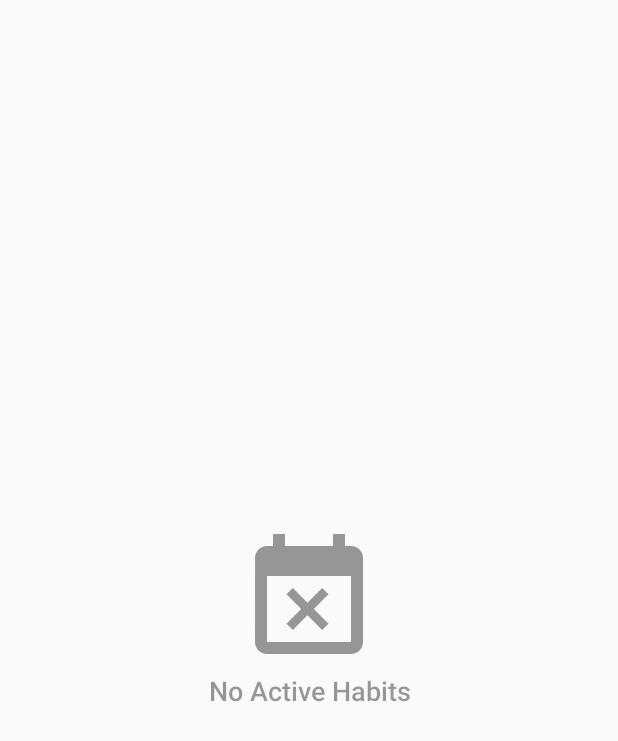
After one commit to bedii97/Routine, an Android app: the layout no_event_include.xml on its own in the app's theme, with its tools: preview values and no code run, on a phone screen of 412 x 824 dp. The commit adds this screen. Shown: the top 741 px of the screen. Run offline under Robolectric (Android 15) with nearby library versions, the phone set to English and light mode, and no system bars.

Commit message:
Splash screen added

```diff
--- a/app/src/main/java/com/example/routine/Adapter/ReminderAdapter.java
+++ b/app/src/main/java/com/example/routine/Adapter/ReminderAdapter.java
@@ -4,6 +4,7 @@ import android.content.Context;
 import android.view.LayoutInflater;
 import android.view.View;
 import android.view.ViewGroup;
+import android.widget.AdapterView;
 import android.widget.TextView;
 
 import androidx.annotation.NonNull;
--- /dev/null
+++ b/app/src/main/res/drawable/background_splash.xml
@@ -0,0 +1,12 @@
+<?xml version="1.0" encoding="utf-8"?>
+<layer-list xmlns:android="http://schemas.android.com/apk/res/android">
+
+    <item android:drawable="@color/colorSplash"/>
+
+    <item>
+        <bitmap
+            android:gravity="center"
+            android:src="@drawable/third"/>
+    </item>
+
+</layer-list>
--- /dev/null
+++ b/app/src/main/res/drawable/ic_no_event_icon_24dp.xml
@@ -0,0 +1,9 @@
+<vector android:height="24dp"
+    android:viewportHeight="24.0"
+    android:viewportWidth="24.0"
+    android:width="24dp"
+    xmlns:android="http://schemas.android.com/apk/res/android">
+
+    <path android:fillColor="?attr/thirdTextColor" android:pathData="M9.31,17l2.44,-2.44L14.19,17l1.06,-1.06 -2.44,-2.44 2.44,-2.44L14.19,10l-2.44,2.44L9.31,10l-1.06,1.06 2.44,2.44 -2.44,2.44L9.31,17zM19,3h-1L18,1h-2v2L8,3L8,1L6,1v2L5,3c-1.11,0 -1.99,0.9 -1.99,2L3,19c0,1.1 0.89,2 2,2h14c1.1,0 2,-0.9 2,-2L21,5c0,-1.1 -0.9,-2 -2,-2zM19,19L5,19L5,8h14v11z"/>
+
+</vector>
--- a/app/src/main/res/layout/activity_main.xml
+++ b/app/src/main/res/layout/activity_main.xml
@@ -12,7 +12,7 @@
     <com.google.android.material.appbar.AppBarLayout
         android:layout_width="match_parent"
         android:layout_height="wrap_content"
-        app:elevation="1dp">
+        app:elevation="2dp">
 
         <androidx.appcompat.widget.Toolbar
             android:id="@+id/toolbar"
--- /dev/null
+++ b/app/src/main/res/layout/no_event_include.xml
@@ -0,0 +1,42 @@
+<?xml version="1.0" encoding="utf-8"?>
+<androidx.constraintlayout.widget.ConstraintLayout
+    xmlns:android="http://schemas.android.com/apk/res/android"
+    xmlns:app="http://schemas.android.com/apk/res-auto"
+    android:id="@+id/no_event_include_constraint_layout"
+    android:layout_width="match_parent"
+    android:layout_height="match_parent"
+    android:background="@android:color/transparent">
+
+    <LinearLayout
+        android:id="@+id/no_event_include_linear_layout"
+        android:layout_width="match_parent"
+        android:layout_height="wrap_content"
+        android:orientation="vertical"
+        android:layout_marginStart="16dp"
+        android:layout_marginEnd="16dp"
+        app:layout_constraintBottom_toBottomOf="parent"
+        app:layout_constraintEnd_toEndOf="parent"
+        app:layout_constraintStart_toStartOf="parent"
+        app:layout_constraintTop_toTopOf="parent"
+        android:background="@android:color/transparent">
+
+        <ImageView
+            android:id="@+id/no_event_include_image_view"
+            android:layout_width="match_parent"
+            android:layout_height="96dp"
+            android:contentDescription="@null"
+            android:src="@drawable/ic_no_event_icon_24dp" />
+
+        <TextView
+            android:id="@+id/no_event_include_text_view"
+            android:layout_width="match_parent"
+            android:layout_height="wrap_content"
+            android:fontFamily="sans-serif-medium"
+            android:gravity="center"
+            android:text="@string/no_event_include_text"
+            android:textColor="?attr/thirdTextColor"
+            android:textSize="18sp" />
+
+    </LinearLayout>
+
+</androidx.constraintlayout.widget.ConstraintLayout>
--- a/app/src/main/res/layout/reminder_item.xml
+++ b/app/src/main/res/layout/reminder_item.xml
@@ -15,7 +15,7 @@
     android:focusable="true"
     android:foreground="?android:selectableItemBackground"
     app:cardCornerRadius="4dp"
-    app:cardElevation="1dp">
+    app:cardElevation="2dp">
 
     <androidx.constraintlayout.widget.ConstraintLayout
         android:layout_width="match_parent"
--- a/app/src/main/res/values/colors.xml
+++ b/app/src/main/res/values/colors.xml
@@ -7,6 +7,8 @@
     <color name="mainColor">#F57D00</color>
     <color name="mainColorDarker">#E65200</color>
     <color name="mainColorDark">#FF9900</color>
+
+    <color name="colorSplash">#F57D00</color>
 
     <!--FAB Icons Colors-->
     <color name="fabIconMainColor">#FFFFFF</color>
@@ -30,7 +32,7 @@
     <color name="floatingActionButtonsShadowColor">#33000000</color>
 
     <!--editText Colors (Light)-->
-    <color name="editTextNormalColorLight">#D9000000</color>
+    <color name="editTextNormalColorLight">#99000000</color>
     <color name="editTextActivatedColorLight">@color/mainColor</color>
 
     <!--Text Colors (Light)-->
@@ -80,7 +82,7 @@
     <color name="cardViewColorDark">#191919</color>
 
     <!--editText Colors (Dark)-->
-    <color name="editTextNormalColorDark">#66FFFFFF</color>
+    <color name="editTextNormalColorDark">#99FFFFFF</color>
     <color name="editTextActivatedColorDark">@color/mainColorDark</color>
 
     <!--Text Colors (Dark)-->
--- a/app/src/main/res/values/strings.xml
+++ b/app/src/main/res/values/strings.xml
@@ -48,6 +48,11 @@
     <string name="weekly_reminder_day_buttons_saturday">SAT</string>
     <string name="weekly_reminder_day_buttons_sunday">SUN</string>
 
+    <string name="contextual_action_mode_edit">Edit</string>
+    <string name="contextual_action_mode_delete">Delete</string>
+
+    <string name="no_event_include_text">No Active Habits</string>
+
     <!--Content Description-->
     <string name="back_btn">Back</string>
 
--- a/app/src/main/res/values/styles.xml
+++ b/app/src/main/res/values/styles.xml
@@ -18,6 +18,7 @@
         <item name="android:statusBarColor">@color/statusBarColorLight</item>
         <item name="activityBackgroundColor">@color/backgroundColorLight</item>
         <item name="toolbarColor">@color/toolbarColorLight</item>
+
         <item name="cardViewColor">@color/cardViewColorLight</item>
 
         <!--Text Colors (Light)-->
@@ -77,6 +78,7 @@
         <item name="android:statusBarColor">@color/statusBarColorDark</item>
         <item name="activityBackgroundColor">@color/backgroundColorDark</item>
         <item name="toolbarColor">@color/toolbarColorDark</item>
+
         <item name="cardViewColor">@color/cardViewColorDark</item>
 
         <!--Text Colors (Dark)-->
@@ -119,6 +121,12 @@
     </style>
 
 
+    <style name="SplashTheme" parent="Theme.AppCompat.NoActionBar">
+        <item name="android:windowBackground">@drawable/background_splash</item>
+        <item name="android:windowFullscreen">true</item>
+        <item name="android:windowContentOverlay">@null</item>
+    </style>
+
 
     <style name="AppTheme.NoActionBar">
         <item name="windowActionBar">false</item>
```
Also changed, not shown: app/src/main/AndroidManifest.xml (+10 -4 lines), app/src/main/java/com/example/routine/SplashActivity.java (added, +19 -0 lines), app/src/main/res/drawable/ic_pure_logo.xml (added, +9 -0 lines), app/src/main/res/layout/activity_main_content.xml (+7 -0 lines), app/src/main/res/drawable-v24/third.png (added), 1 other file.
